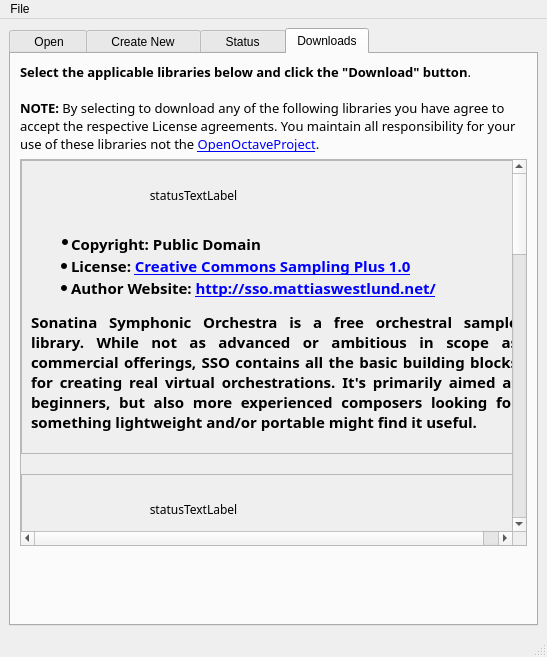
This is oostudio/OOStudioBase.ui in ccherrett/oom as Qt 5 draws it before an edit. The edited form follows.
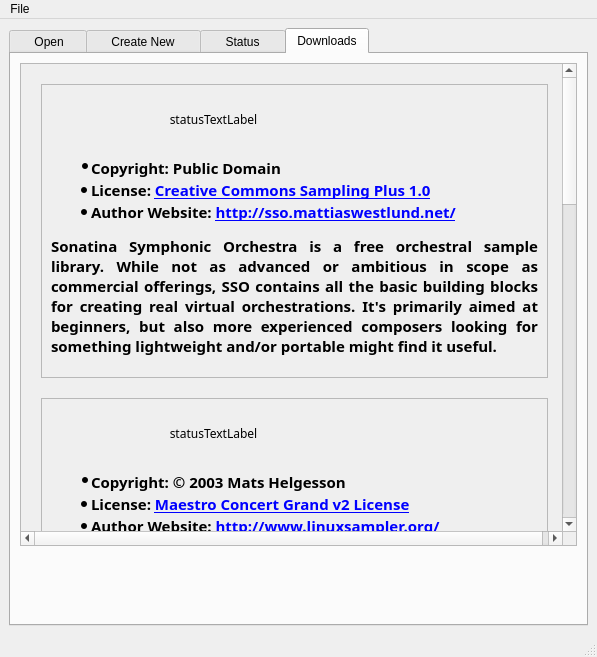
This is the edited form.

Commit message: OOStudio: More layout changes on the download tab

The edit to the form file:
```diff
--- a/oostudio/OOStudioBase.ui
+++ b/oostudio/OOStudioBase.ui
@@ -6,7 +6,7 @@
    <rect>
     <x>0</x>
     <y>0</y>
-    <width>547</width>
+    <width>597</width>
     <height>657</height>
    </rect>
   </property>
@@ -871,32 +871,16 @@
             <family>Luxi Sans</family>
            </font>
           </property>
+          <property name="frameShape">
+           <enum>QFrame::NoFrame</enum>
+          </property>
+          <property name="lineWidth">
+           <number>0</number>
+          </property>
           <layout class="QVBoxLayout" name="verticalLayout_12">
            <property name="spacing">
             <number>-1</number>
            </property>
-           <item>
-            <widget class="QLabel" name="m_lblDownloadInfo">
-             <property name="text">
-              <string>&lt;!DOCTYPE HTML PUBLIC &quot;-//W3C//DTD HTML 4.0//EN&quot; &quot;http://www.w3.org/TR/REC-html40/strict.dtd&quot;&gt;
-&lt;html&gt;&lt;head&gt;&lt;meta name=&quot;qrichtext&quot; content=&quot;1&quot; /&gt;&lt;style type=&quot;text/css&quot;&gt;
-p, li { white-space: pre-wrap; }
-&lt;/style&gt;&lt;/head&gt;&lt;body style=&quot; font-family:'Luxi Sans'; font-size:10pt; font-weight:400; font-style:normal;&quot;&gt;
-&lt;p style=&quot; margin-top:0px; margin-bottom:0px; margin-left:0px; margin-right:0px; -qt-block-indent:0; text-indent:0px;&quot;&gt;&lt;span style=&quot; font-family:'Luxi Serif'; font-weight:600;&quot;&gt;Select the applicable libraries below and click the &amp;quot;Download&amp;quot; button&lt;/span&gt;&lt;span style=&quot; font-family:'Luxi Serif';&quot;&gt;.&lt;/span&gt;&lt;/p&gt;
-&lt;p style=&quot;-qt-paragraph-type:empty; margin-top:0px; margin-bottom:0px; margin-left:0px; margin-right:0px; -qt-block-indent:0; text-indent:0px; font-family:'Luxi Serif';&quot;&gt;&lt;/p&gt;
-&lt;p style=&quot; margin-top:0px; margin-bottom:0px; margin-left:0px; margin-right:0px; -qt-block-indent:0; text-indent:0px;&quot;&gt;&lt;span style=&quot; font-family:'Luxi Serif'; font-weight:600;&quot;&gt;NOTE: &lt;/span&gt;&lt;span style=&quot; font-family:'Luxi Serif';&quot;&gt;By selecting to download any of the following libraries you have agree to accept the respective License agreements. You maintain all responsibility for your use of these libraries not the &lt;/span&gt;&lt;a href=&quot;http://www.openoctave.org&quot;&gt;&lt;span style=&quot; font-family:'Luxi Serif'; text-decoration: underline; color:#0000ff;&quot;&gt;OpenOctaveProject&lt;/span&gt;&lt;/a&gt;&lt;span style=&quot; font-family:'Luxi Serif';&quot;&gt;.&lt;/span&gt;&lt;/p&gt;&lt;/body&gt;&lt;/html&gt;</string>
-             </property>
-             <property name="textFormat">
-              <enum>Qt::RichText</enum>
-             </property>
-             <property name="wordWrap">
-              <bool>true</bool>
-             </property>
-             <property name="openExternalLinks">
-              <bool>true</bool>
-             </property>
-            </widget>
-           </item>
            <item>
             <widget class="QScrollArea" name="m_downloadScrollAcrea">
              <property name="font">
@@ -918,8 +902,8 @@
                <rect>
                 <x>0</x>
                 <y>0</y>
-                <width>505</width>
-                <height>1400</height>
+                <width>547</width>
+                <height>1440</height>
                </rect>
               </property>
               <property name="autoFillBackground">
@@ -930,7 +914,7 @@
                 <number>20</number>
                </property>
                <property name="margin">
-                <number>0</number>
+                <number>20</number>
                </property>
                <item>
                 <widget class="QFrame" name="m_sonatinaBox">
@@ -1688,7 +1672,7 @@
     <rect>
      <x>0</x>
      <y>0</y>
-     <width>547</width>
+     <width>597</width>
      <height>24</height>
     </rect>
    </property>
```
